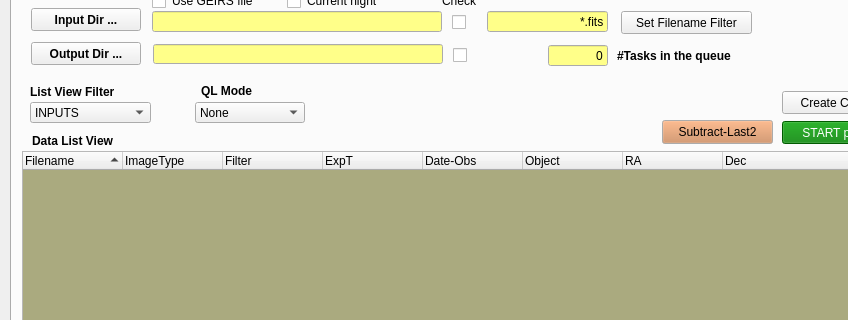
Old version of the form QL4/panicQL.ui in the repository ppmim/PAPI; both pictures show x 0 to 848 and y 93 to 413 of the 961 by 729 pixel window.
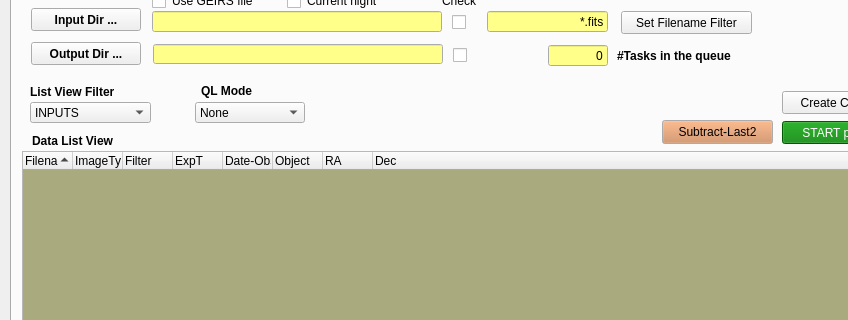
New version of the form. Icons and pictures are not drawn.

Commit message: Improved the columns width and sorting columns in GUI.

```diff
--- a/QL4/panicQL.ui
+++ b/QL4/panicQL.ui
@@ -1201,6 +1201,15 @@
       <property name="sortingEnabled">
        <bool>true</bool>
       </property>
+      <attribute name="headerDefaultSectionSize">
+       <number>50</number>
+      </attribute>
+      <attribute name="headerHighlightSections">
+       <bool>false</bool>
+      </attribute>
+      <attribute name="headerMinimumSectionSize">
+       <number>20</number>
+      </attribute>
       <attribute name="headerStretchLastSection">
        <bool>true</bool>
       </attribute>
```
The commit also changes 5 other files.
